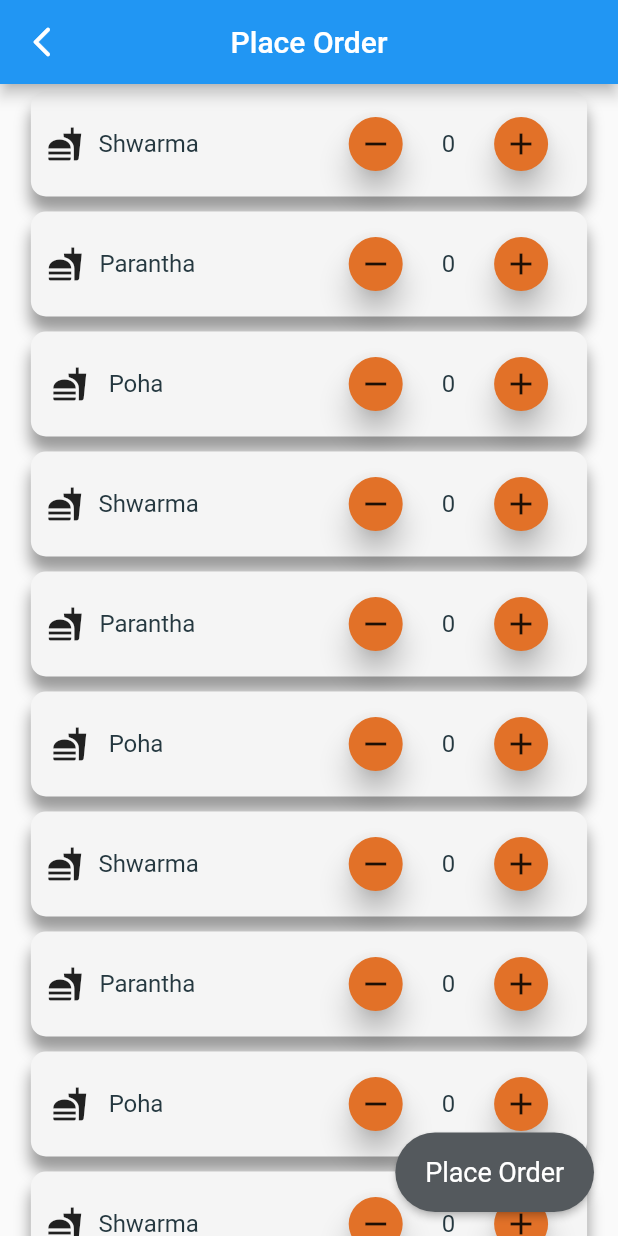
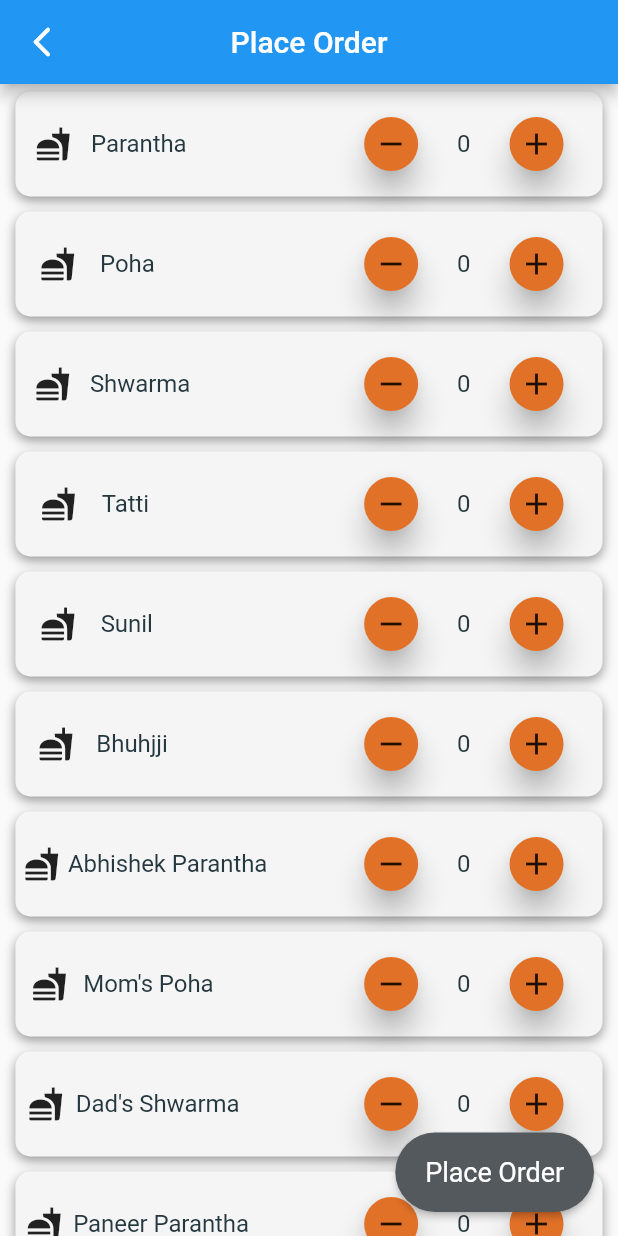
Before and after one commit to godara01/Canteen, a Flutter app: the SelectOrder screen opened by its route, on a phone screen of 412 x 824 dp. Run offline on Flutter 3.47's test engine with Material 2 defaults, Android fonts, the phone set to English and light mode, and no system bars; Roboto replaces fonts that are missing (WorkSans).

```diff
--- a/lib/components/item.dart
+++ b/lib/components/item.dart
@@ -1,12 +1,14 @@
-import 'package:canteen/theme/color.dart';
 import 'package:flutter/material.dart';
+import 'package:provider/provider.dart';
 import 'dart:math';
+import '../ordermodel.dart';
 import 'button.dart';
 
 class Item extends StatefulWidget {
   Item({@required this.title});
 
   final title;
+  // GestureTapCallback onpressed;
   @override
   _ItemState createState() => _ItemState();
 }
@@ -14,13 +16,18 @@ class Item extends StatefulWidget {
 class _ItemState extends State<Item> {
   var qty = 0;
 
-  void increment() {
+  void increment(createlist) {
+    createlist.addOne(widget.title);
     this.setState(() {
       qty = qty + 1;
     });
   }
 
-  void decrement() {
+  void decrement(createlist) {
+    if (qty - 1 <= 0) {
+      createlist.removeAll(widget.title);
+    }
+    createlist.removeOne(widget.title);
     this.setState(() {
       qty = max(0, qty - 1);
     });
@@ -28,12 +35,13 @@ class _ItemState extends State<Item> {
 
   @override
   Widget build(BuildContext context) {
+    final OrderModel createlist = Provider.of<OrderModel>(context);
     return Padding(
       padding: const EdgeInsets.symmetric(vertical: 5.0),
       child: Center(
         child: Container(
           height: 70.0,
-          width: MediaQuery.of(context).size.width * 0.9,
+          width: MediaQuery.of(context).size.width * 0.95,
 //      color: Colors.white30,
           decoration: BoxDecoration(
             borderRadius: BorderRadius.circular(10.0),
@@ -41,8 +49,8 @@ class _ItemState extends State<Item> {
             boxShadow: [
               new BoxShadow(
                 color: Colors.black38,
-                blurRadius: 8,
-                offset: new Offset(0.0, 10.0),
+                blurRadius: 6,
+                offset: new Offset(0.0, 3.0),
               )
             ],
           ),
@@ -56,9 +64,9 @@ class _ItemState extends State<Item> {
               Spacer(
                 flex: 7,
               ),
-              SmallButton(onPressed: decrement, text: "n"),
+              SmallButton(onPressed: () => decrement(createlist), text: "n"),
               Text(qty.toString()),
-              SmallButton(onPressed: increment, text: "p"),
+              SmallButton(onPressed: () => increment(createlist), text: "p"),
             ],
           ),
         ),
--- a/lib/routes.dart
+++ b/lib/routes.dart
@@ -7,5 +7,5 @@ final routes = {
   "/signup": (context) => Signup(),
   "/login": (context) => Login(),
   "/selectorder": (context) => SelectOrder(),
-  // "/placeorder": (context) => PlaceOrder(),
+  "/placeorder": (context) => PlaceOrder(),
 };
--- a/lib/selectOrder.dart
+++ b/lib/selectOrder.dart
@@ -1,6 +1,8 @@
 import 'package:flutter/material.dart';
 import 'package:canteen/components/button.dart';
+import 'package:provider/provider.dart';
 import './components/item.dart';
+import 'ordermodel.dart';
 
 class SelectOrder extends StatefulWidget {
   @override
@@ -16,25 +18,24 @@ class _SelectOrderState extends State<SelectOrder> {
       ),
       body: ListView(
         children: <Widget>[
-          Item(title: "Shwarma"),
           Item(title: "Parantha"),
           Item(title: "Poha"),
           Item(title: "Shwarma"),
-          Item(title: "Parantha"),
-          Item(title: "Poha"),
-          Item(title: "Shwarma"),
-          Item(title: "Parantha"),
-          Item(title: "Poha"),
-          Item(title: "Shwarma"),
-          Item(title: "Parantha"),
-          Item(title: "Poha"),
-          Item(title: "Shwarma"),
-          Item(title: "Parantha"),
-          Item(title: "Poha"),
+          Item(title: "Tatti"),
+          Item(title: "Sunil"),
+          Item(title: "Bhuhjji"),
+          Item(title: "Abhishek Parantha"),
+          Item(title: "Mom's Poha"),
+          Item(title: "Dad's Shwarma"),
+          Item(title: "Paneer Parantha"),
+          Item(title: "Poha Samosa"),
+          Item(title: "Samosa"),
+          Item(title: "Egg"),
+          Item(title: "Rice"),
         ],
       ),
       floatingActionButton: RoundButton(
-        onPressed: () => Navigator.pushReplacementNamed(context, "/login"),
+        onPressed: () => Navigator.pushNamed(context, '/placeorder'),
         text: "Place Order",
       ),
     );
```
Also changed, not shown: lib/main.dart (+6 -3 lines), lib/ordermodel.dart (added, +37 -0 lines), lib/placeOrder.dart (+121 -4 lines), pubspec.yaml (+3 -6 lines), pubspec.lock, 1 other file.
